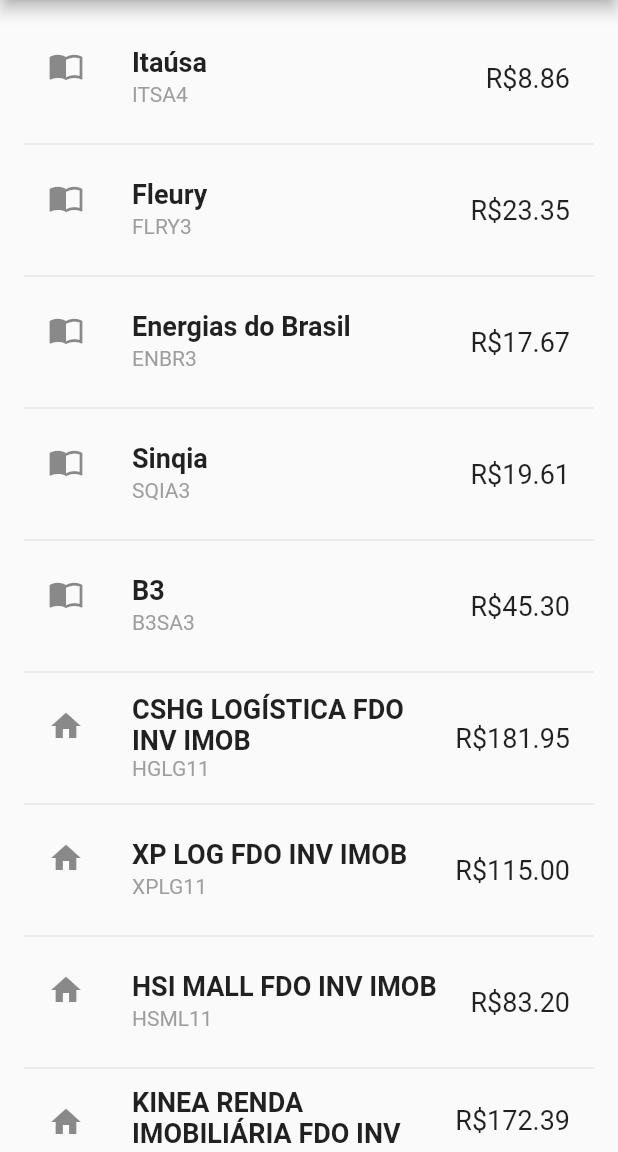
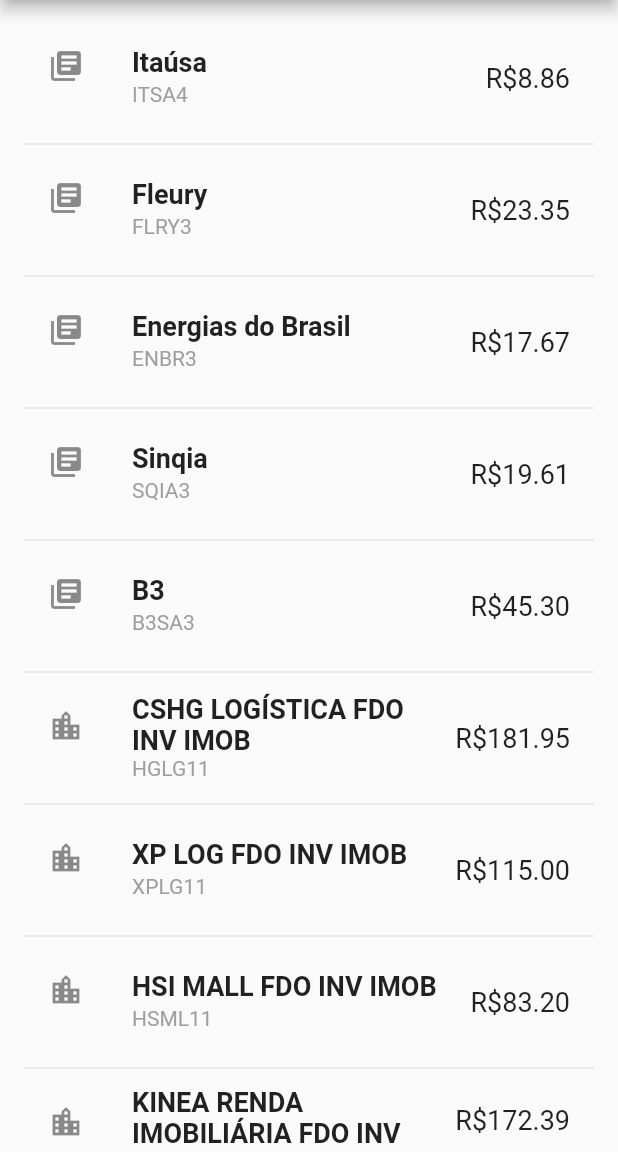
Before and after one commit to Bezunca/App, a Flutter app: the screen it shows after launch, on a phone screen of 412 x 824 dp, the part 84-1236 px from its top. Run offline on Flutter 3.47's test engine with Material 2 defaults, Android fonts, the phone set to English and light mode, and no system bars.

Commit message:
Changed some icons

```diff
--- a/lib/asset.dart
+++ b/lib/asset.dart
@@ -8,8 +8,8 @@ class Asset {
   int _price; // Multiplied by 100
 
   final Map<String, IconData> _assetTypeIcons= {
-    "share": Icons.import_contacts,
-    "reit": Icons.home,
+    "share": Icons.library_books,
+    "reit": Icons.location_city,
     "etf": Icons.equalizer,
   };
 
```
